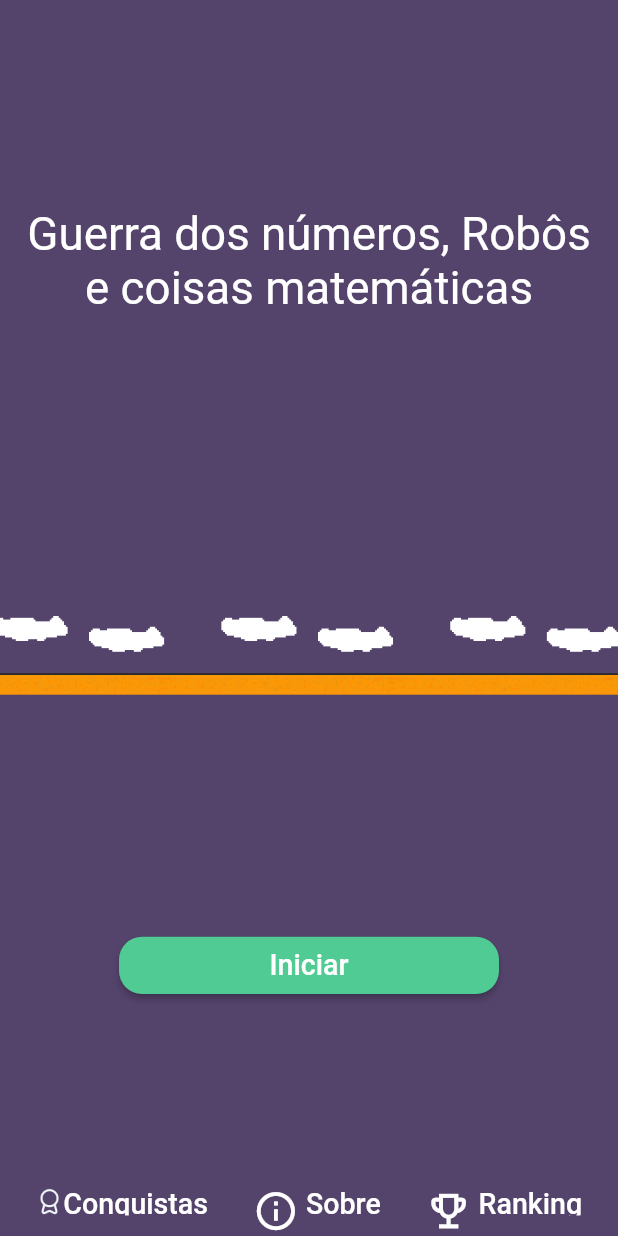
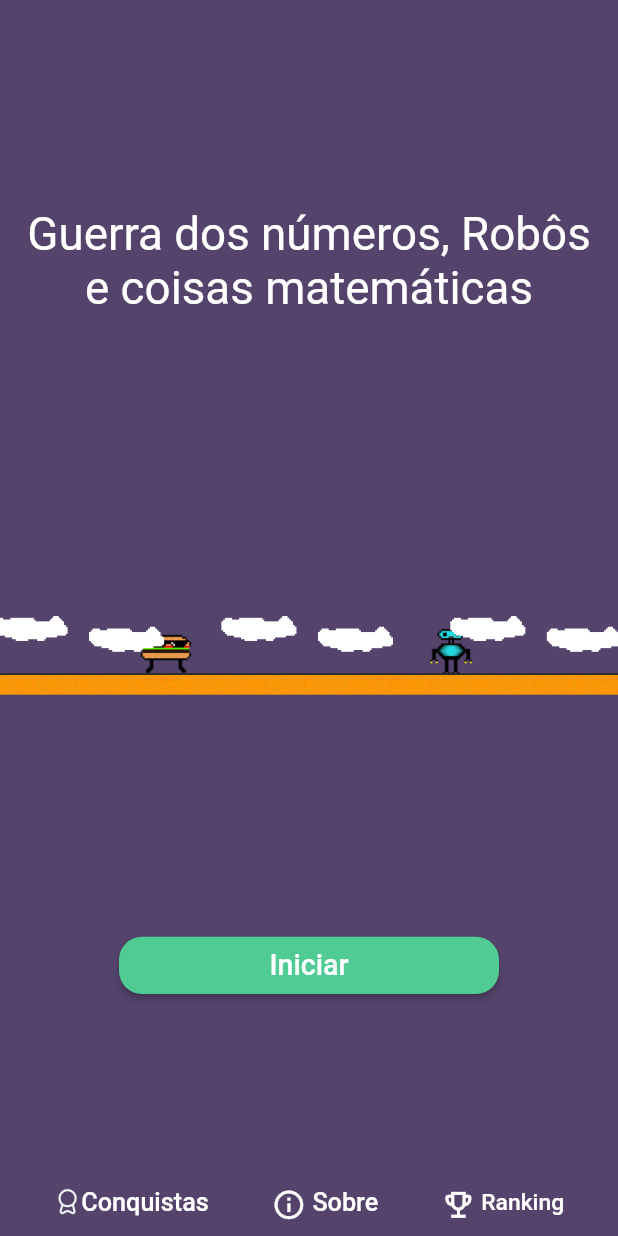
Before and after one commit to GersonMacedo/guerra-dos-numeros, a Flutter app: the screen it shows after launch, on a phone screen of 412 x 824 dp. Run offline on Flutter 3.47's test engine with Material 2 defaults, Android fonts, the phone set to English and light mode, and no system bars.

Commit message:
Add moving clouds, hamburger and robot to menu screen

```diff
--- a/lib/main.dart
+++ b/lib/main.dart
@@ -156,27 +156,30 @@ class _HomeState extends State<Home>{
           TextButton(
             onPressed: (){changePage(Achievements(), back: true);},
             child: Row(
+              crossAxisAlignment: CrossAxisAlignment.center,
               children: [
                 Image.asset('assets/images/medal.png'),
-                const Text("Conquistas", style: TextStyle(color: Colors.white, fontSize: 25))
+                const Text("Conquistas", style: TextStyle(color: Colors.white, fontSize: 22))
               ],
             )
           ),
           TextButton(
               onPressed: (){changePage(About(), back: true);},
               child: Row(
+                crossAxisAlignment: CrossAxisAlignment.center,
                 children: const [
-                  Icon(Icons.info_outline, color: Colors.white, size: 40),
-                  Text(" Sobre", style: TextStyle(color: Colors.white, fontSize: 25))
+                  Icon(Icons.info_outline, color: Colors.white, size: 30),
+                  Text(" Sobre", style: TextStyle(color: Colors.white, fontSize: 22))
                 ],
               )
           ),
           TextButton(
               onPressed: (){changePage(Settings(), back: true);},
               child: Row(
+                crossAxisAlignment: CrossAxisAlignment.center,
                 children: const [
-                  Icon(Icons.emoji_events_outlined, color: Colors.white, size: 40),
-                  Text(" Ranking", style: TextStyle(color: Colors.white, fontSize: 25))
+                  Icon(Icons.emoji_events_outlined, color: Colors.white, size: 30),
+                  Text(" Ranking", style: TextStyle(color: Colors.white, fontSize: 20))
                 ],
               )
           )
--- a/lib/pages/menu.dart
+++ b/lib/pages/menu.dart
@@ -1,7 +1,9 @@
+import 'dart:async';
+
 import 'package:flutter/material.dart';
 import 'package:guerra_dos_numeros/pages/levelSelector.dart';
 
-class Menu extends StatelessWidget {
+class Menu extends StatefulWidget {
   const Menu(this.changePage, this.frame, this.fps, {super.key});
 
   final void Function(Widget?, {bool bottom, bool back}) changePage;
@@ -9,7 +11,36 @@ class Menu extends StatelessWidget {
   final int fps;
 
   @override
+  State<Menu> createState() => _MenuState();
+}
+
+class _MenuState extends State<Menu>{
+
+  _MenuState(){
+    _timer = Timer.periodic(
+        Duration(microseconds: 1000000 ~/ fps), (timer) {
+      setState(() {
+        frame++;
+      });
+    }
+    );
+  }
+
+  @override
+  void dispose(){
+    _timer.cancel();
+    super.dispose();
+  }
+
+
+  late Timer _timer;
+  int frame = 0;
+  int fps = 10;
+
+  @override
   Widget build(BuildContext context){
+    double width = MediaQuery.of(context).size.width > MediaQuery.of(context).size.height ? 960 : 540;
+
     return Container(
       width: double.infinity,
       child: Column(
@@ -29,12 +60,27 @@ class Menu extends StatelessWidget {
             height: 200,
             child: Stack(
               children: [
-                Positioned.fill(child: Image.asset('assets/images/clouds/${frame % 16}.png', repeat: ImageRepeat.repeatX, scale: 0.2)),
+                Positioned(
+                    left: width / 2 - 150,
+                    top: 87,
+                    width: 50,
+                    height: 50,
+                    child: Image.asset('asse'
+                        'ts/images/hamburgerJumping/${frame % 8  < 5 ? frame % 8 : 0}.png', scale: 0.2)
+                ),
+                Positioned(
+                    left:width / 2 + 100,
+                    top: 85,
+                    width: 50,
+                    height: 50,
+                    child: Image.asset('assets/images/movingRobot/${frame % 8  > 2 ? frame % 8 - 3 : 0}.png', scale: 0.2)
+                ),
+                Positioned.fill(child: Image.asset('assets/images/clouds/${15 - frame % 16}.png', repeat: ImageRepeat.repeatX, scale: 0.2))
               ],
             )
           ),
           ElevatedButton(
-            onPressed: (){changePage(LevelSelector(changePage, frame, fps), back: true);},
+            onPressed: (){widget.changePage(LevelSelector(widget.changePage, frame, fps), back: true);},
             style: ElevatedButton.styleFrom(
               backgroundColor: const Color(0xff50CB93),
               shape: RoundedRectangleBorder(
--- a/lib/pages/settings.dart
+++ b/lib/pages/settings.dart
@@ -12,7 +12,7 @@ class Settings extends StatelessWidget {
           crossAxisAlignment: CrossAxisAlignment.start,
           children: const [
             SizedBox(height: 15),
-            Text("TODO: tela de configurações")
+            Text("TODO: tela de ranking")
           ],
         )
     );
```
